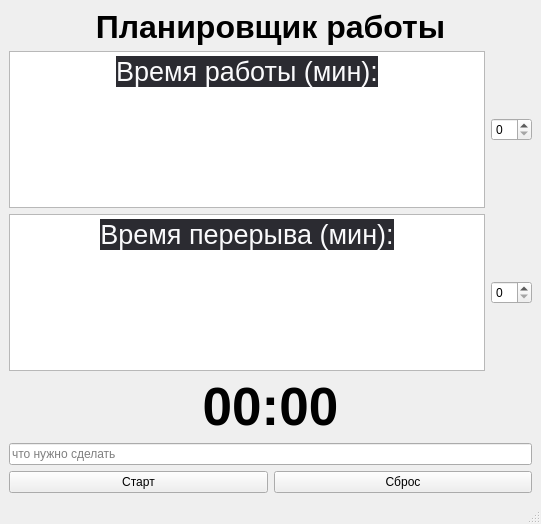
Old version of the form mainwindow.ui in the repository F3lixxx/BreakTime.
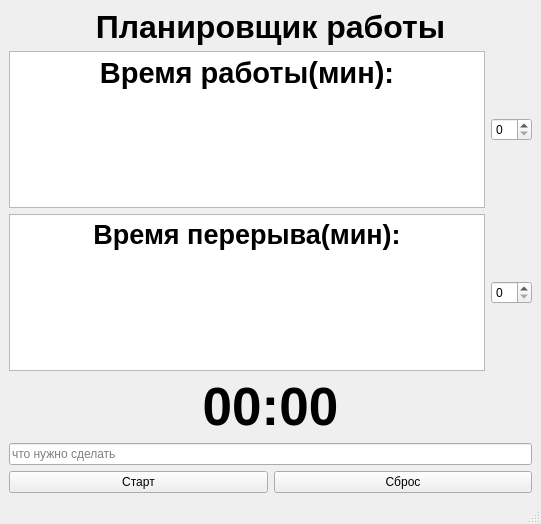
New version of the form.

Diff of the .ui file:
```diff
--- a/mainwindow.ui
+++ b/mainwindow.ui
@@ -41,8 +41,11 @@
 hr { height: 1px; border-width: 0; }
 li.unchecked::marker { content: &quot;\2610&quot;; }
 li.checked::marker { content: &quot;\2612&quot;; }
-&lt;/style&gt;&lt;/head&gt;&lt;body style=&quot; font-family:'Ubuntu Sans'; font-size:22pt; font-weight:400; font-style:normal;&quot;&gt;
-&lt;p align=&quot;center&quot; style=&quot; margin-top:0px; margin-bottom:0px; margin-left:0px; margin-right:0px; -qt-block-indent:0; text-indent:0px;&quot;&gt;&lt;span style=&quot; font-family:'system-ui','ui-sans-serif','-apple-system','BlinkMacSystemFont','sans-serif','Inter','NotoSansHans'; font-size:20pt; color:#fafafc; background-color:#2b2b31;&quot;&gt;Время работы (мин):&lt;/span&gt;&lt;/p&gt;&lt;/body&gt;&lt;/html&gt;</string>
+&lt;/style&gt;&lt;/head&gt;&lt;body style=&quot; font-family:'Segoe UI'; font-size:22pt; font-weight:400; font-style:normal;&quot;&gt;
+&lt;p align=&quot;center&quot; style=&quot; margin-top:0px; margin-bottom:0px; margin-left:0px; margin-right:0px; -qt-block-indent:0; text-indent:0px;&quot;&gt;&lt;span style=&quot; font-weight:700;&quot;&gt;Время работы(мин):&lt;/span&gt;&lt;/p&gt;&lt;/body&gt;&lt;/html&gt;</string>
+          </property>
+          <property name="acceptRichText">
+           <bool>true</bool>
           </property>
           <property name="cursorWidth">
            <number>1</number>
@@ -77,8 +80,8 @@
 hr { height: 1px; border-width: 0; }
 li.unchecked::marker { content: &quot;\2610&quot;; }
 li.checked::marker { content: &quot;\2612&quot;; }
-&lt;/style&gt;&lt;/head&gt;&lt;body style=&quot; font-family:'Ubuntu Sans'; font-size:11pt; font-weight:400; font-style:normal;&quot;&gt;
-&lt;p align=&quot;center&quot; style=&quot; margin-top:0px; margin-bottom:0px; margin-left:0px; margin-right:0px; -qt-block-indent:0; text-indent:0px;&quot;&gt;&lt;span style=&quot; font-family:'system-ui','ui-sans-serif','-apple-system','BlinkMacSystemFont','sans-serif','Inter','NotoSansHans'; font-size:20pt; color:#fafafc; background-color:#2b2b31;&quot;&gt;Время перерыва (мин):&lt;/span&gt;&lt;/p&gt;&lt;/body&gt;&lt;/html&gt;</string>
+&lt;/style&gt;&lt;/head&gt;&lt;body style=&quot; font-family:'Segoe UI'; font-size:9pt; font-weight:400; font-style:normal;&quot;&gt;
+&lt;p align=&quot;center&quot; style=&quot; margin-top:0px; margin-bottom:0px; margin-left:0px; margin-right:0px; -qt-block-indent:0; text-indent:0px;&quot;&gt;&lt;span style=&quot; font-size:20pt; font-weight:700;&quot;&gt;Время перерыва(мин):&lt;/span&gt;&lt;/p&gt;&lt;/body&gt;&lt;/html&gt;</string>
           </property>
           <property name="overwriteMode">
            <bool>false</bool>
```
Left out of the diff: 4 changed lines with no effect on the pictures.
